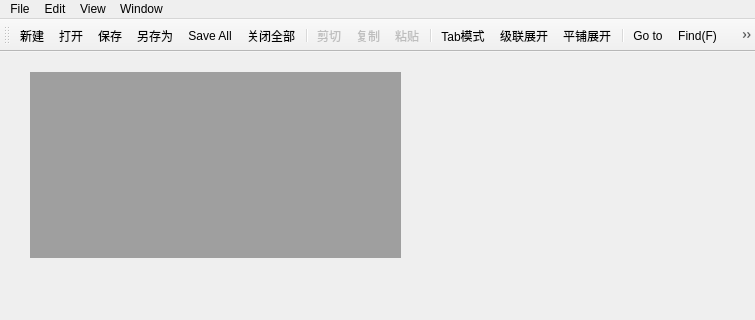
The window that mainwindow.ui (nextuser/qt-notepad) describes before a commit, drawn with Qt 5; both pictures show x 0 to 755 and y 0 to 320 of the 755 by 480 pixel window.
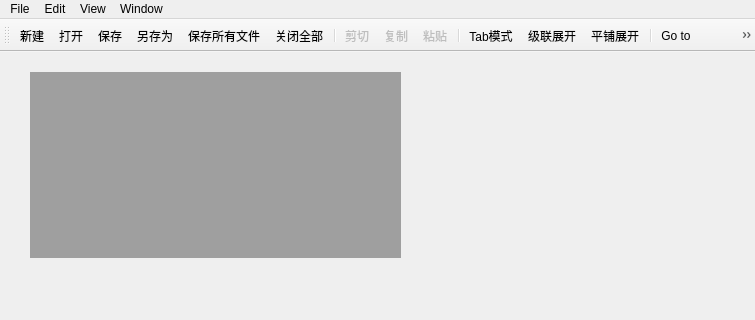
The same window after the commit. Icons and pictures are not drawn.

```diff
--- a/mainwindow.ui
+++ b/mainwindow.ui
@@ -491,7 +491,10 @@
      <normaloff>:/images/images/saveall1.bmp</normaloff>:/images/images/saveall1.bmp</iconset>
    </property>
    <property name="text">
-    <string>Save All</string>
+    <string>保存所有文件</string>
+   </property>
+   <property name="toolTip">
+    <string>保存全部</string>
    </property>
    <property name="menuRole">
     <enum>QAction::NoRole</enum>
```
Left out of the diff: 10 changed lines with no effect on the pictures.
